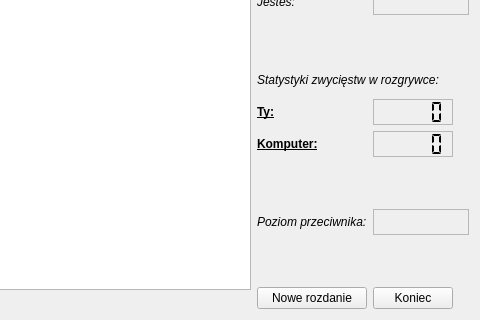
Old version of the form tic_tac_toe/gamewindow.ui in the repository pdybka-ep/game-strategy-library; both pictures show x 129 to 609 and y 87 to 407 of the 609 by 407 pixel window.
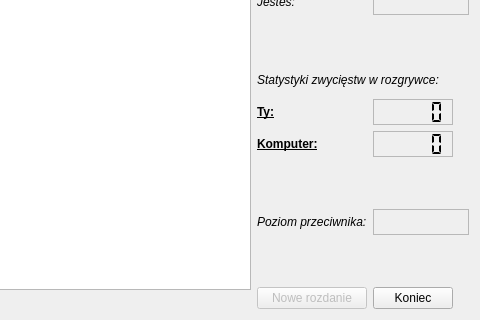
New version of the form. Icons and pictures are not drawn.

```diff
--- a/tic_tac_toe/gamewindow.ui
+++ b/tic_tac_toe/gamewindow.ui
@@ -234,6 +234,9 @@
       </item>
       <item row="9" column="1">
        <widget class="QPushButton" name="newGameButton">
+        <property name="enabled">
+         <bool>false</bool>
+        </property>
         <property name="text">
          <string>Nowe rozdanie</string>
         </property>
```
Left out of the diff: 3 changed lines with no effect on the pictures.
